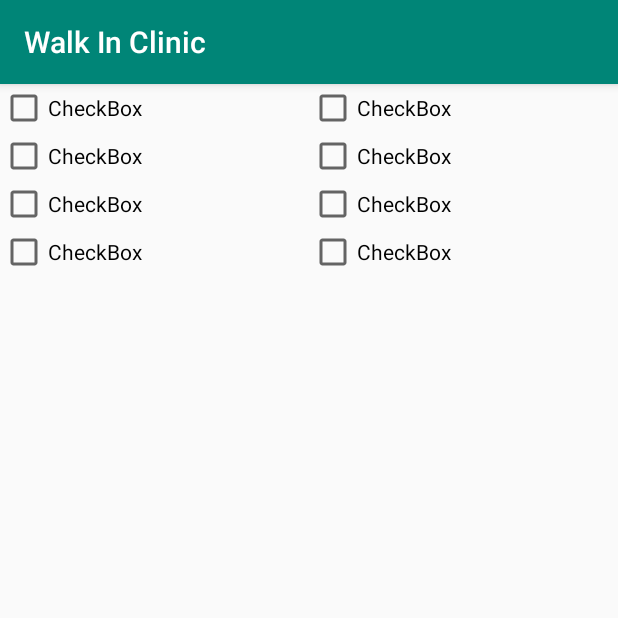
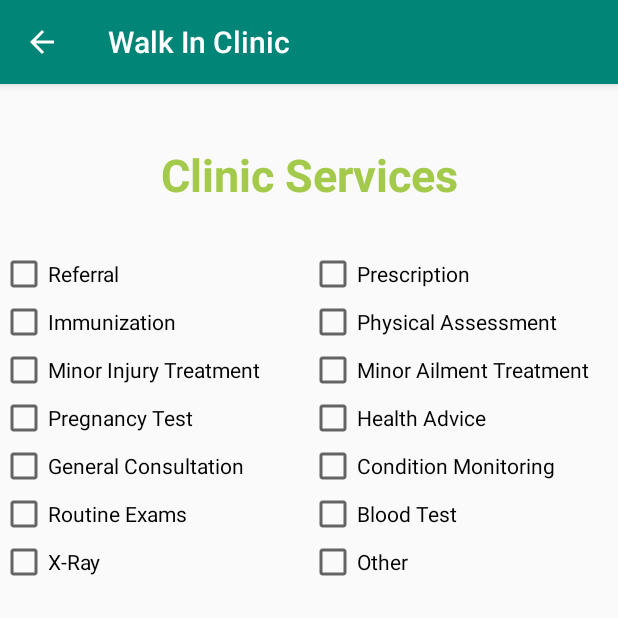
Before and after one commit to JustinLanninRoy/SEG2105Project, an Android app: the Services screen opened directly, with no data from a screen before it, on a phone screen of 412 x 824 dp, the top half of it. Run offline under Robolectric (Android 15) with nearby library versions, the phone set to English and light mode, and no system bars.

```diff
--- a/WalkInClinic/app/src/main/java/com/example/walkinclinic/Admin.java
+++ b/WalkInClinic/app/src/main/java/com/example/walkinclinic/Admin.java
@@ -24,6 +24,7 @@ public class Admin extends AppCompatActivity {
     }
 
     public void viewPatients(View view){
-
+        Intent i = new Intent(this, ListActivity.class);
+        startActivity(i);
     }
 }
--- a/WalkInClinic/app/src/main/res/layout/activity_services.xml
+++ b/WalkInClinic/app/src/main/res/layout/activity_services.xml
@@ -15,6 +15,18 @@
         app:layout_constraintStart_toStartOf="parent"
         app:layout_constraintTop_toTopOf="parent">
 
+        <TextView
+            android:id="@+id/textView2"
+            android:layout_width="match_parent"
+            android:layout_height="wrap_content"
+            android:layout_marginTop="40dp"
+            android:layout_marginBottom="30dp"
+            android:text="Clinic Services"
+            android:textAlignment="center"
+            android:textColor="#A4CA4C"
+            android:textSize="30sp"
+            android:textStyle="bold" />
+
         <LinearLayout
             android:layout_width="match_parent"
             android:layout_height="wrap_content"
@@ -22,17 +34,17 @@
 
             <CheckBox
                 android:id="@+id/checkBox3"
-                android:layout_width="wrap_content"
+                android:layout_width="match_parent"
                 android:layout_height="wrap_content"
                 android:layout_weight="1"
-                android:text="CheckBox" />
+                android:text="Referral" />
 
             <CheckBox
                 android:id="@+id/checkBox2"
-                android:layout_width="wrap_content"
+                android:layout_width="match_parent"
                 android:layout_height="wrap_content"
                 android:layout_weight="1"
-                android:text="CheckBox" />
+                android:text="Prescription" />
         </LinearLayout>
 
         <LinearLayout
@@ -42,17 +54,17 @@
 
             <CheckBox
                 android:id="@+id/checkBox5"
-                android:layout_width="wrap_content"
+                android:layout_width="match_parent"
                 android:layout_height="wrap_content"
                 android:layout_weight="1"
-                android:text="CheckBox" />
+                android:text="Immunization" />
 
             <CheckBox
                 android:id="@+id/checkBox4"
-                android:layout_width="wrap_content"
+                android:layout_width="match_parent"
                 android:layout_height="wrap_content"
                 android:layout_weight="1"
-                android:text="CheckBox" />
+                android:text="Physical Assessment" />
         </LinearLayout>
 
         <LinearLayout
@@ -62,17 +74,77 @@
 
             <CheckBox
                 android:id="@+id/checkBox7"
-                android:layout_width="wrap_content"
+                android:layout_width="match_parent"
                 android:layout_height="wrap_content"
                 android:layout_weight="1"
-                android:text="CheckBox" />
+                android:text="Minor Injury Treatment" />
 
             <CheckBox
                 android:id="@+id/checkBox6"
-                android:layout_width="wrap_content"
+                android:layout_width="match_parent"
                 android:layout_height="wrap_content"
                 android:layout_weight="1"
-                android:text="CheckBox" />
+                android:text="Minor Ailment Treatment" />
+        </LinearLayout>
+
+        <LinearLayout
+            android:layout_width="match_parent"
+            android:layout_height="wrap_content"
+            android:orientation="horizontal">
+
+            <CheckBox
+                android:id="@+id/checkBox15"
+                android:layout_width="match_parent"
+                android:layout_height="wrap_content"
+                android:layout_weight="1"
+                android:text="Pregnancy Test" />
+
+            <CheckBox
+                android:id="@+id/checkBox14"
+                android:layout_width="match_parent"
+                android:layout_height="wrap_content"
+                android:layout_weight="1"
+                android:text="Health Advice" />
+        </LinearLayout>
+
+        <LinearLayout
+            android:layout_width="match_parent"
+            android:layout_height="wrap_content"
+            android:orientation="horizontal">
+
+            <CheckBox
+                android:id="@+id/checkBox11"
+                android:layout_width="match_parent"
+                android:layout_height="wrap_content"
+                android:layout_weight="1"
+                android:text="General Consultation" />
+
+            <CheckBox
+                android:id="@+id/checkBox10"
+                android:layout_width="match_parent"
+                android:layout_height="wrap_content"
+                android:layout_weight="1"
+                android:text="Condition Monitoring" />
+        </LinearLayout>
+
+        <LinearLayout
+            android:layout_width="match_parent"
+            android:layout_height="wrap_content"
+            android:orientation="horizontal">
+
+            <CheckBox
+                android:id="@+id/checkBox13"
+                android:layout_width="match_parent"
+                android:layout_height="wrap_content"
+                android:layout_weight="1"
+                android:text="Routine Exams" />
+
+            <CheckBox
+                android:id="@+id/checkBox12"
+                android:layout_width="match_parent"
+                android:layout_height="wrap_content"
+                android:layout_weight="1"
+                android:text="Blood Test" />
         </LinearLayout>
 
         <LinearLayout
@@ -82,17 +154,17 @@
 
             <CheckBox
                 android:id="@+id/checkBox8"
-                android:layout_width="wrap_content"
+                android:layout_width="match_parent"
                 android:layout_height="wrap_content"
                 android:layout_weight="1"
-                android:text="CheckBox" />
+                android:text="X-Ray" />
 
             <CheckBox
                 android:id="@+id/checkBox9"
-                android:layout_width="wrap_content"
+                android:layout_width="match_parent"
                 android:layout_height="wrap_content"
                 android:layout_weight="1"
-                android:text="CheckBox" />
+                android:text="Other" />
         </LinearLayout>
     </LinearLayout>
 </androidx.constraintlayout.widget.ConstraintLayout>
```
Also changed, not shown: WalkInClinic/app/src/main/AndroidManifest.xml (+7 -2 lines), WalkInClinic/app/src/main/java/com/example/walkinclinic/ClinicList.java (+34 -5 lines), WalkInClinic/app/src/main/java/com/example/walkinclinic/CreatePatient.java (+20 -54 lines), WalkInClinic/app/src/main/java/com/example/walkinclinic/DatabaseHelper.java (added, +70 -0 lines), WalkInClinic/app/src/main/java/com/example/walkinclinic/EditDataActivity.java (added, +72 -0 lines), WalkInClinic/app/src/main/java/com/example/walkinclinic/ListActivity.java (added, +73 -0 lines), WalkInClinic/app/src/main/java/com/example/walkinclinic/Patient.java (+2 -8 lines), WalkInClinic/app/src/main/java/com/example/walkinclinic/PostLoggin.java (+8 -2 lines), WalkInClinic/app/src/main/java/com/example/walkinclinic/Services.java (+17 -1 lines), WalkInClinic/app/src/main/res/layout/activity_clinic_list.xml (+18 -0 lines), WalkInClinic/app/src/main/res/layout/activity_create_patient.xml (+3 -41 lines), WalkInClinic/app/src/main/res/layout/activity_edit_data.xml (added, +98 -0 lines), WalkInClinic/app/src/main/res/layout/activity_main.xml (+0 -7 lines), WalkInClinic/app/src/main/res/layout/list_layout.xml (added, +26 -0 lines).
